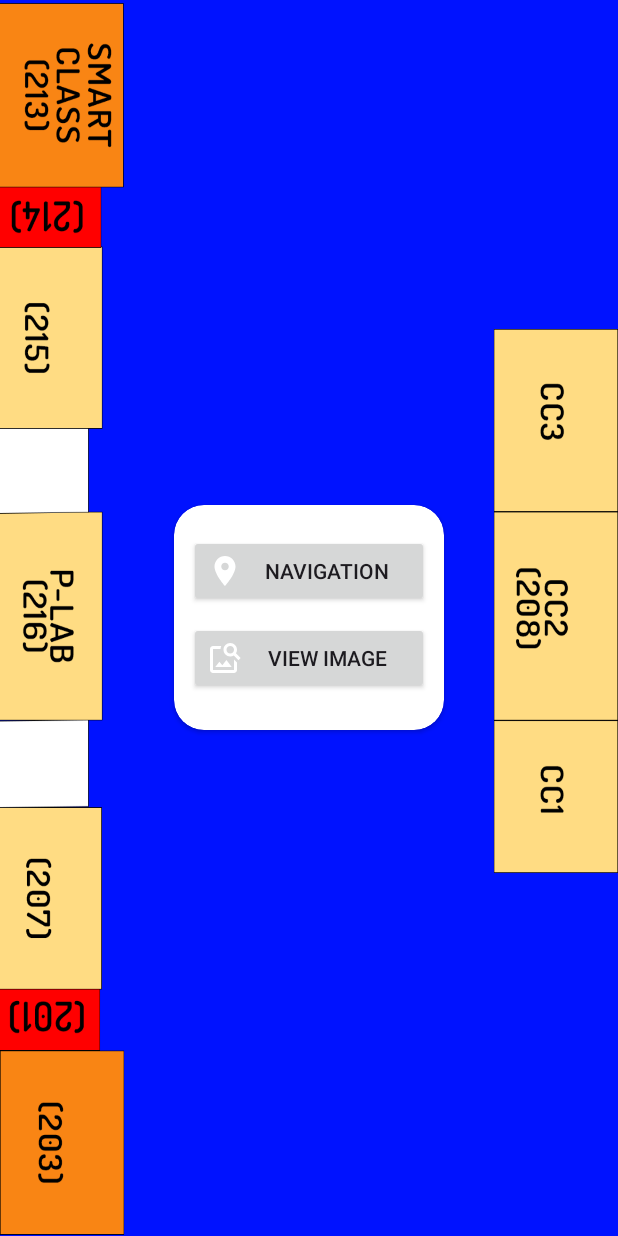
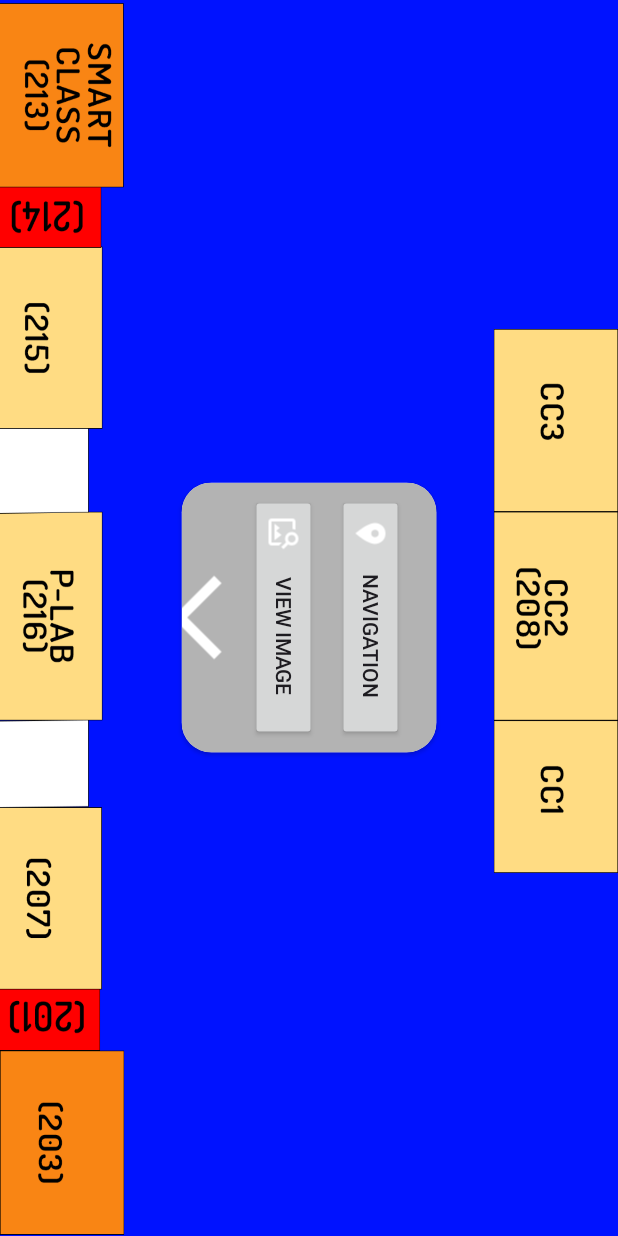
Before and after one commit to BTierEditor/Co-Lab-Connect, an Android app: the map screen opened directly, with no data from a screen before it, after a tap on an icon or button, on a phone screen of 412 x 824 dp. Run offline under Robolectric (Android 15) with nearby library versions, the phone set to English and light mode, and no system bars.

Commit message:
Updated! 6-2-2024

```diff
--- /dev/null
+++ b/app/src/main/res/drawable/down_arrow_white.xml
@@ -0,0 +1,6 @@
+<vector android:height="24dp" android:tint="#FFFFFF"
+    android:viewportHeight="24" android:viewportWidth="24"
+    android:width="24dp" xmlns:android="http://schemas.android.com/apk/res/android">
+    <path android:fillColor="@android:color/white" android:pathData="M18,6.41l-1.41,-1.41l-4.59,4.58l-4.59,-4.58l-1.41,1.41l6,6z"/>
+    <path android:fillColor="@android:color/white" android:pathData="M18,13l-1.41,-1.41l-4.59,4.58l-4.59,-4.58l-1.41,1.41l6,6z"/>
+</vector>
--- a/app/src/main/res/layout/activity_map.xml
+++ b/app/src/main/res/layout/activity_map.xml
@@ -733,81 +733,18 @@
     </androidx.cardview.widget.CardView>
 
     <RelativeLayout
-        android:id="@+id/click_cc2"
-        android:layout_width="85dp"
-        android:layout_height="123dp"
-        android:layout_alignParentEnd="true"
-        android:layout_marginTop="304dp"/>
-
-    <androidx.cardview.widget.CardView
-        android:id="@+id/card_cc2"
-        android:layout_width="match_parent"
-        android:layout_height="match_parent"
-        android:layout_marginVertical="40dp"
-        app:cardCornerRadius="30dp"
-
-        android:visibility="gone"
-
-        android:layout_marginHorizontal="10dp">
-        <RelativeLayout
-            android:layout_width="match_parent"
-            android:layout_height="match_parent">
-
-            <androidx.appcompat.widget.AppCompatTextView
-                android:layout_width="match_parent"
-                android:layout_height="wrap_content"
-                android:gravity="center_horizontal"
-                android:textSize="20dp"
-                android:layout_marginTop="10dp"
-                android:text="Labratory - 208[CC2]"/>
-
-            <ImageView
-                android:layout_width="match_parent"
-                android:layout_height="wrap_content"
-                android:layout_marginBottom="55dp"
-                android:src="@drawable/cabin_214" />
-
-            <androidx.appcompat.widget.AppCompatImageButton
-                android:id="@+id/card_cc2_closeing"
-                android:layout_width="50dp"
-                android:layout_height="50dp"
-                android:src="@drawable/previous_white"
-                android:layout_marginTop="5dp"
-                android:layout_marginStart="15dp"
-                android:background="@drawable/map_custom_button"/>
-            <androidx.appcompat.widget.LinearLayoutCompat
-                android:layout_width="match_parent"
-                android:layout_height="90dp"
-                android:orientation="vertical"
-                android:layout_marginTop="580dp">
-                <androidx.appcompat.widget.AppCompatTextView
-                    android:layout_width="match_parent"
-                    android:layout_height="wrap_content"
-                    android:gravity="center_horizontal"
-                    android:text="CC3 Lab"
-                    android:textSize="20dp" />
-
-                <androidx.appcompat.widget.AppCompatTextView
-                    android:layout_width="match_parent"
-                    android:layout_height="wrap_content"
-                    android:textSize="15dp"
-                    android:gravity="center_horizontal"
-                    android:text="Best internet connectivity and"/>
-                <androidx.appcompat.widget.AppCompatTextView
-                    android:layout_width="match_parent"
-                    android:layout_height="wrap_content"
-                    android:textSize="15dp"
-                    android:gravity="center_horizontal"
-                    android:text="null"/>
-            </androidx.appcompat.widget.LinearLayoutCompat>
-        </RelativeLayout>
-    </androidx.cardview.widget.CardView>
+        android:id="@+id/hall_click"
+        android:layout_width="100dp"
+        android:layout_height="100dp"
+        android:layout_centerHorizontal="true"
+        android:layout_centerVertical="true"/>
 
 
     <androidx.cardview.widget.CardView
         android:id="@+id/box_card"
         android:layout_width="180dp"
-        android:layout_height="150dp"
+        android:layout_height="170dp"
+        android:rotation="90"
 
         android:visibility="gone"
 
@@ -818,6 +755,7 @@
             android:layout_width="match_parent"
             android:layout_height="match_parent"
             android:orientation="vertical"
+            android:background="@color/light_gray"
             android:layout_gravity="center">
             <androidx.appcompat.widget.AppCompatButton
                 android:id="@+id/navigation_click"
@@ -835,6 +773,94 @@
                 android:layout_marginTop="10dp"
                 android:layout_marginHorizontal="10dp"
                 android:drawableLeft="@drawable/image_white"/>
+            <ImageView
+                android:id="@+id/card_back_button"
+                android:layout_width="match_parent"
+                android:layout_height="100px"
+                android:src="@drawable/back_button_logo"
+                android:rotation="270"/>
         </androidx.appcompat.widget.LinearLayoutCompat>
     </androidx.cardview.widget.CardView>
+
+    <androidx.cardview.widget.CardView
+        android:id="@+id/navigation_pannel"
+        android:layout_width="match_parent"
+        android:layout_height="250dp"
+        android:layout_centerHorizontal="true"
+        android:layout_centerVertical="true"
+        android:layout_marginHorizontal="40dp"
+        android:layout_marginVertical="40dp"
+
+        android:visibility="gone"
+
+        app:cardCornerRadius="30dp">
+        <RelativeLayout
+            android:layout_width="match_parent"
+            android:layout_height="match_parent"
+            android:background="@color/gray">
+            <androidx.cardview.widget.CardView
+                android:layout_width="match_parent"
+                android:layout_height="50dp"
+                android:backgroundTint="@color/Orange">
+                <ImageView
+                    android:id="@+id/navigation_back_button"
+                    android:layout_width="100px"
+                    android:layout_marginVertical="10px"
+                    android:layout_height="match_parent"
+                    android:src="@drawable/back_button_logo"
+                    android:layout_marginStart="30px"/>
+                <TextView
+                    android:layout_width="match_parent"
+                    android:layout_height="match_parent"
+                    android:text="Navigation"
+                    android:textAlignment="center"
+                    android:textColor="@color/white"
+                    android:textSize="60px"
+                    android:layout_marginVertical="20px"/>
+            </androidx.cardview.widget.CardView>
+        </RelativeLayout>
+        <LinearLayout
+            android:orientation="vertical"
+            android:layout_width="match_parent"
+            android:layout_height="match_parent"
+            android:layout_marginTop="130px">
+            <androidx.appcompat.widget.AppCompatEditText
+                android:id="@+id/current_location"
+                android:layout_width="match_parent"
+                android:textAlignment="center"
+                android:layout_marginTop="35px"
+                android:textColorHint="@color/gray"
+                android:textColor="@color/black"
+                android:layout_height="120px"
+                android:layout_marginHorizontal="20px"
+                android:hint="Enter Your Current Location"
+                android:background="@drawable/custom_edittext"/>
+            <ImageView
+                android:layout_width="match_parent"
+                android:layout_height="80px"
+                android:textAlignment="center"
+
+                android:src="@drawable/down_arrow_white"/>
+            <androidx.appcompat.widget.AppCompatEditText
+                android:id="@+id/destination_location"
+                android:layout_width="match_parent"
+                android:textAlignment="center"
+                android:maxLines="1"
+                android:layout_height="120px"
+                android:layout_marginHorizontal="20px"
+                android:textColorHint="@color/gray"
+                android:textColor="@color/black"
+                android:hint="Enter Your Destination"
+                android:background="@drawable/custom_edittext"/>
+            <androidx.appcompat.widget.AppCompatButton
+                android:id="@+id/start_journey_button"
+                android:layout_width="match_parent"
+                android:layout_height="120px"
+                android:textColor="@color/black"
+                android:text="Start journey"
+                android:layout_marginHorizontal="45px"
+                android:background="@drawable/custom_button_2"/>
+        </LinearLayout>
+    </androidx.cardview.widget.CardView>
+
 </RelativeLayout>
```
Also changed, not shown: app/src/main/java/com/example/co_labconnect/map.java (+171 -3 lines), app/src/main/ic_launcher-playstore.png (added), app/src/main/res/mipmap-hdpi/ic_launcher_foreground.webp (added), app/src/main/res/mipmap-mdpi/ic_launcher_foreground.webp (added), app/src/main/res/mipmap-xhdpi/ic_launcher_foreground.webp (added), app/src/main/res/mipmap-xxhdpi/ic_launcher_foreground.webp (added), app/src/main/res/mipmap-xxxhdpi/ic_launcher_foreground.webp (added).
